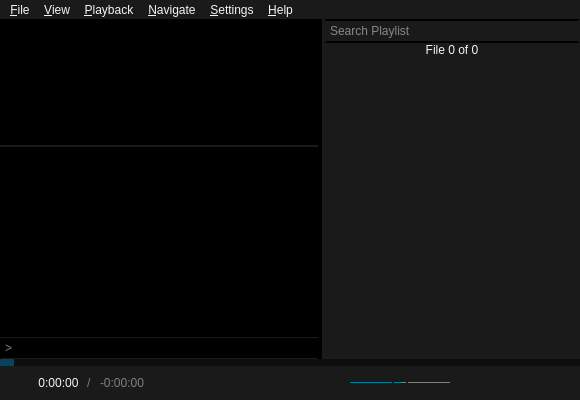
The window that src/ui/mainwindow.ui (u8sand/Baka-MPlayer) describes before a commit, drawn with Qt 5.
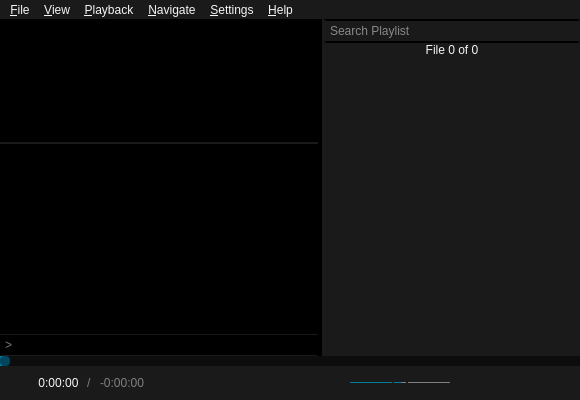
The same window after the commit. Icons and pictures are not drawn. Custom widgets are drawn as their Qt base class.

Commit message: mainwindow.ui: increase seekbar size 7px+3px=10px

```diff
--- a/src/ui/mainwindow.ui
+++ b/src/ui/mainwindow.ui
@@ -476,12 +476,13 @@
       </property>
       <property name="styleSheet">
        <string notr="true">QSlider {
-	height: 7px;
+	height: 10px;
 }
 QSlider::handle:horizontal {
 	/* handle color */
 	background: #01455F;
-	width: 14px;
+	width: 10px;
+	border-radius: 4px;
 }
 QSlider::groove:horizontal {
 	background: #0D0D0D;
```
Left out of the diff: 2 changed lines with no effect on the pictures.
